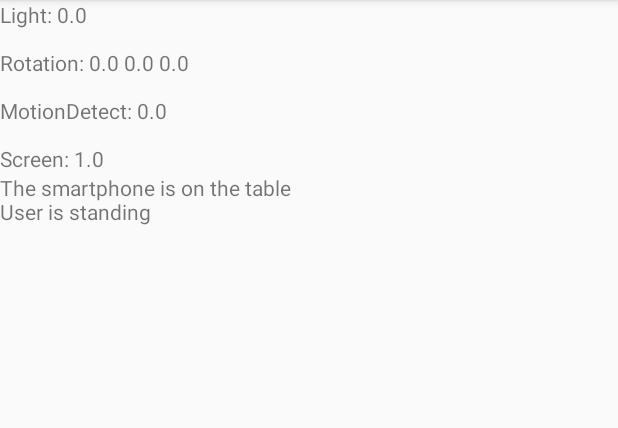
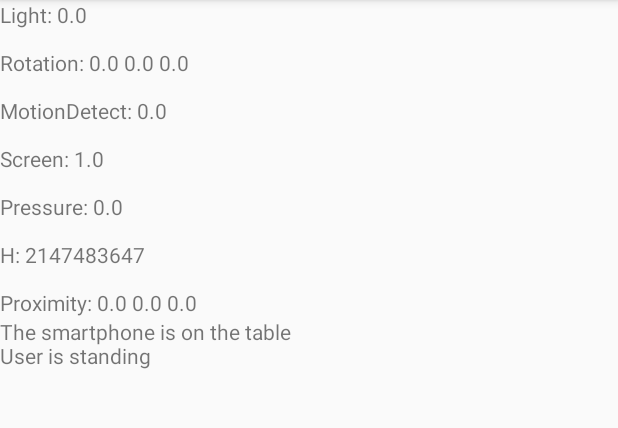
Before and after one commit to dev0x13/sensor-analysis, an Android app: the screen it shows after launch (MainActivity), on a phone screen of 412 x 824 dp, the part 84-512 px from its top. Run offline under Robolectric (Android 15) with nearby library versions, the light colour scheme and no system bars.

Commit message:
Added typing recognition, also street/building and building floor identification

```diff
--- a/app/src/main/java/com/example/mister_programmister/sensorinformator/Analysis.java
+++ b/app/src/main/java/com/example/mister_programmister/sensorinformator/Analysis.java
@@ -11,6 +11,10 @@ public class Analysis {
     private enum UserState {
         stand, walk, sleep
     }
+
+    private boolean chatting;
+    private boolean onStreet;
+    private int floor;
 
     private StringBuilder sb = new StringBuilder();
 
@@ -29,10 +33,14 @@ public class Analysis {
     public final String sRot = "Rotation";
     public final String sDisplay = "Display";
     public final String sSteps = "StepCounter";
-
+    public final String sPressure = "Pressure";
+    public final String sAccel = "Accelerometr";
 
     private Position currPos = Position.inHand;
     private UserState currState = UserState.stand;
+
+    private float accelTrack[];
+    public final float accelTrackCoeffs[] = {1.f, 0.35f, 0.15f};
     /**
      *
      * @param period - time interval in milliseconds at which data is received
@@ -40,6 +48,7 @@ public class Analysis {
     Analysis(int period){
         this.period = period;
         timeStep = (float) period  / 1000.f;
+        accelTrack = new float[3];
     }
 
     private void updateInfo(Map<String, float[]> data){
@@ -71,8 +80,27 @@ public class Analysis {
                 currState = UserState.sleep;
             }
         }
+
+
+        accelTrack[(int)(iterations % 3)] = (float)Math.sqrt(data.get(sAccel)[1] * data.get(sAccel)[1] +
+                data.get(sAccel)[2] * data.get(sAccel)[2]);
+        float accelZAver = (accelTrackCoeffs[0] * accelTrack[(int)(iterations % 3)] +
+                            accelTrackCoeffs[1] * accelTrack[(int)((iterations - 1) % 3)] +
+                            accelTrackCoeffs[1] *accelTrack[(int)((iterations - 2) % 3)]) /
+                (accelTrackCoeffs[0] +  accelTrackCoeffs[1] +  accelTrackCoeffs[2]);
+
+        chatting = false;
+        if (accelZAver < 0.3f && accelZAver > 0.063f && data.get(sAccel)[0] < 1.f
+                && data.get(sAccel)[1] < 0.7f && data.get(sAccel)[2] < 0.6f)
+            chatting = true;
+
         if(data.get(sDisplay)[0] == 0.1f)
             startSleepIter  = iterations;
+
+        if(data.get(sLight)[0] < 300.f)
+            onStreet = false;
+
+        floor = (int)Math.floor((18.4f * 1000 * Math.log10(770.f / (data.get(sPressure)[0] * 0.750062f)) - 20) / 5);
 
         currStepCount = data.get(sSteps)[0];
     }
@@ -109,6 +137,17 @@ public class Analysis {
                 userStateInfo += "User is standing";
                 break;
         }
+
+        if(onStreet){
+            userStateInfo += "on the street";
+        } else {
+            if(floor >= 1)
+                userStateInfo += " in the building on " + floor + " floor";
+        }
+
+        if (chatting)
+            userStateInfo += "\nUser is typing";
+
         sb.append(userStateInfo);
         return sb.toString();
     }
--- a/app/src/main/java/com/example/mister_programmister/sensorinformator/MainActivity.java
+++ b/app/src/main/java/com/example/mister_programmister/sensorinformator/MainActivity.java
@@ -27,6 +27,7 @@ public class MainActivity extends AppCompatActivity {
     Sensor sensorGravity;
     Sensor sensorRot;
     Sensor sensorStep;
+    Sensor sensorPressure;
 
     StringBuilder sb = new StringBuilder();
 
@@ -50,9 +51,10 @@ public class MainActivity extends AppCompatActivity {
         sensorLight = sensorManager.getDefaultSensor(Sensor.TYPE_LIGHT);
         sensorRot = sensorManager.getDefaultSensor(Sensor.TYPE_ROTATION_VECTOR);
         sensorStep = sensorManager.getDefaultSensor(Sensor.TYPE_STEP_COUNTER);
+        sensorPressure = sensorManager.getDefaultSensor(Sensor.TYPE_PRESSURE);
 
         powerManager = (PowerManager) getSystemService(POWER_SERVICE);
-        //sensorAccel = sensorManager.getDefaultSensor(Sensor.TYPE_ACCELEROMETER);
+        sensorAccel = sensorManager.getDefaultSensor(Sensor.TYPE_LINEAR_ACCELERATION);
         //sensorLinAccel = sensorManager.getDefaultSensor(Sensor.TYPE_LINEAR_ACCELERATION);
         //sensorGravity = sensorManager.getDefaultSensor(Sensor.TYPE_GRAVITY);
 
@@ -67,7 +69,8 @@ public class MainActivity extends AppCompatActivity {
         sensorManager.registerListener(listeners, sensorLight, SensorManager.SENSOR_DELAY_NORMAL);
         sensorManager.registerListener(listeners, sensorRot, SensorManager.SENSOR_DELAY_NORMAL);
         sensorManager.registerListener(listeners, sensorStep, SensorManager.SENSOR_DELAY_NORMAL);
-
+        sensorManager.registerListener(listeners, sensorPressure, SensorManager.SENSOR_DELAY_NORMAL);
+        sensorManager.registerListener(listeners, sensorAccel, SensorManager.SENSOR_DELAY_NORMAL);
 
         Timer timer = new Timer();
         TimerTask task = new TimerTask() {
@@ -89,6 +92,8 @@ public class MainActivity extends AppCompatActivity {
         sensorsValues.put(anal.sLight, a);
         sensorsValues.put(anal.sRot, a);
         sensorsValues.put(anal.sSteps, a);
+        sensorsValues.put(anal.sPressure, a);
+        sensorsValues.put(anal.sAccel, a);
     }
 
     void showInfo() {
@@ -97,7 +102,13 @@ public class MainActivity extends AppCompatActivity {
                 .append("\n\nRotation: " + sensorsValues.get(anal.sRot)[0] + " " +
                         sensorsValues.get(anal.sRot)[1] + " " + sensorsValues.get(anal.sRot)[2])
                 .append("\n\nMotionDetect: " + sensorsValues.get(anal.sSteps)[0])
-                .append("\n\nScreen: " + valuesScreen[0]);
+                .append("\n\nScreen: " + valuesScreen[0])
+                .append("\n\nPressure: " +  sensorsValues.get(anal.sPressure)[0] * 0.750062f)
+                .append("\n\nH: " +  (int)Math.floor((18.4f * 1000 * Math.log10(770.f /
+                        (sensorsValues.get(anal.sPressure)[0] * 0.750062f)) - 20) / 5))
+                .append("\n\nProximity: " +  sensorsValues.get(anal.sAccel)[0] + " " +
+                        sensorsValues.get(anal.sAccel)[1] + " " +
+                        sensorsValues.get(anal.sAccel)[2]);
         tvText.setText(sb);
 
         ansText.setText(anal.getInfo(sensorsValues));
@@ -132,6 +143,10 @@ public class MainActivity extends AppCompatActivity {
                 return anal.sLight;
             case Sensor.TYPE_STEP_COUNTER:
                 return anal.sSteps;
+            case Sensor.TYPE_PRESSURE:
+                return anal.sPressure;
+            case Sensor.TYPE_LINEAR_ACCELERATION:
+                return anal.sAccel;
         }
         return "";
     }
```
